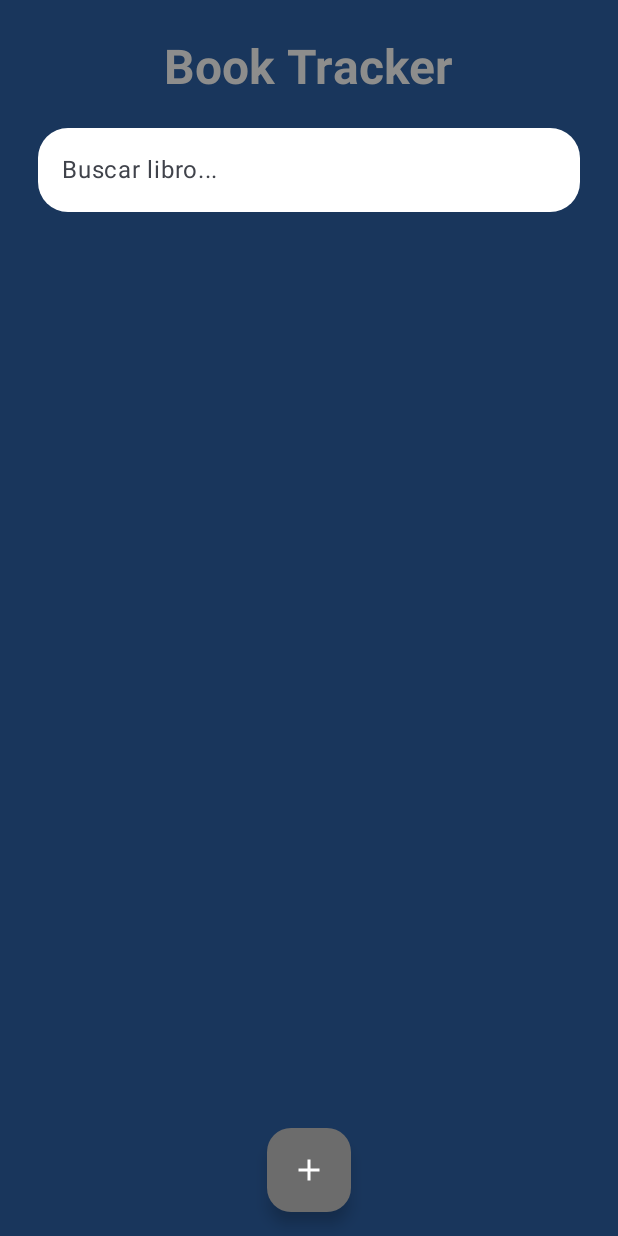
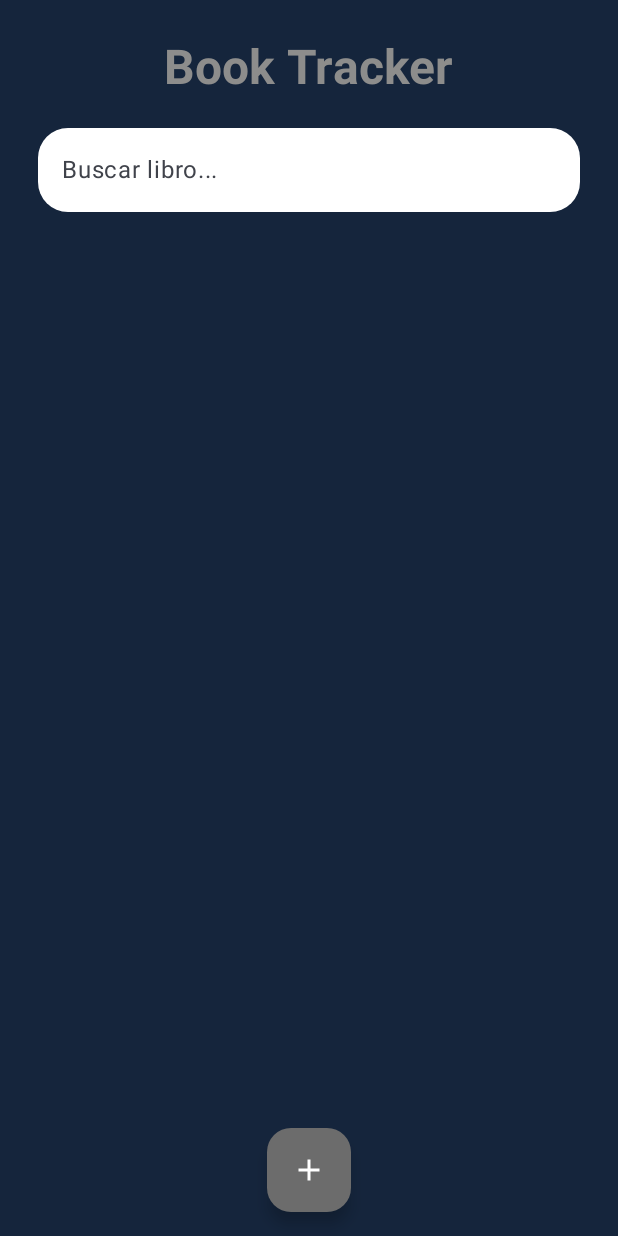
Before and after one commit to valentinogallard0/BookTrackerr, an Android app built with Jetpack Compose: the screen it shows after launch (MainActivity), on a phone screen of 412 x 824 dp. Run offline under Robolectric (Android 15) with nearby library versions, the phone set to English and light mode, and no system bars.

Commit message:
Cambio color azul

```diff
--- a/app/src/main/java/com/tecmilenio/booktrackerevidencia/MainActivity.kt
+++ b/app/src/main/java/com/tecmilenio/booktrackerevidencia/MainActivity.kt
@@ -43,7 +43,7 @@ fun MainScreen() {
     // Contenedor principal
     Surface(
         modifier = Modifier.fillMaxSize(),
-        color = Color(25, 54, 92)
+        color = Color(21, 37, 60, 255)
     ) {
         Box(modifier = Modifier.fillMaxSize()) {
             Column(
```
